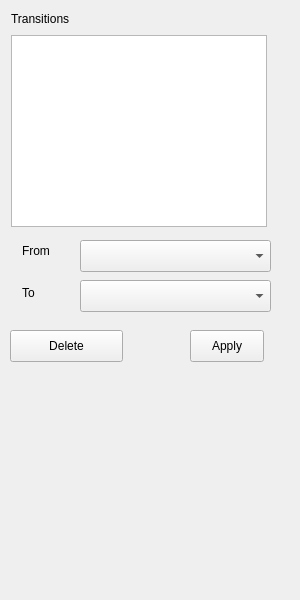
Above: forms/transitionwidget.ui from JuPedSim/jpseditor before the change. Below: the same form after it.
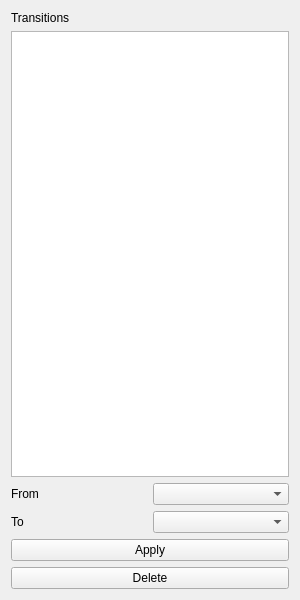
That is the form after the change.

```diff
--- a/forms/transitionwidget.ui
+++ b/forms/transitionwidget.ui
@@ -11,7 +11,7 @@
    </rect>
   </property>
   <property name="sizePolicy">
-   <sizepolicy hsizetype="Minimum" vsizetype="Minimum">
+   <sizepolicy hsizetype="Preferred" vsizetype="Preferred">
     <horstretch>0</horstretch>
     <verstretch>0</verstretch>
    </sizepolicy>
@@ -31,101 +31,60 @@
   <property name="windowTitle">
    <string>Transitions</string>
   </property>
+  <layout class="QVBoxLayout" name="verticalLayout">
+   <item>
   <widget class="QLabel" name="label">
-   <property name="geometry">
-    <rect>
-     <x>11</x>
-     <y>11</y>
-     <width>67</width>
-     <height>16</height>
-    </rect>
-   </property>
    <property name="text">
     <string>Transitions</string>
    </property>
   </widget>
-  <widget class="QListWidget" name="listWidget_transitions">
-   <property name="geometry">
-    <rect>
-     <x>11</x>
-     <y>35</y>
-     <width>256</width>
-     <height>192</height>
-    </rect>
-   </property>
-  </widget>
-  <widget class="QPushButton" name="pushButton_apply">
-   <property name="geometry">
-    <rect>
-     <x>190</x>
-     <y>330</y>
-     <width>74</width>
-     <height>32</height>
-    </rect>
-   </property>
-   <property name="text">
-    <string>Apply</string>
-   </property>
-  </widget>
+   </item>
+   <item>
+    <widget class="QListWidget" name="listWidget_transitions"/>
+   </item>
+   <item>
+    <layout class="QHBoxLayout" name="horizontalLayout">
+     <item>
   <widget class="QLabel" name="label_2">
-   <property name="geometry">
-    <rect>
-     <x>22</x>
-     <y>243</y>
-     <width>31</width>
-     <height>16</height>
-    </rect>
-   </property>
    <property name="text">
     <string>From</string>
    </property>
   </widget>
-  <widget class="QComboBox" name="comboBox_from">
-   <property name="geometry">
-    <rect>
-     <x>80</x>
-     <y>240</y>
-     <width>191</width>
-     <height>32</height>
-    </rect>
-   </property>
-  </widget>
+     </item>
+     <item>
+      <widget class="QComboBox" name="comboBox_from"/>
+     </item>
+    </layout>
+   </item>
+   <item>
+    <layout class="QHBoxLayout" name="horizontalLayout_2">
+     <item>
   <widget class="QLabel" name="label_3">
-   <property name="geometry">
-    <rect>
-     <x>22</x>
-     <y>285</y>
-     <width>16</width>
-     <height>16</height>
-    </rect>
-   </property>
    <property name="text">
     <string>To</string>
    </property>
   </widget>
-  <widget class="QComboBox" name="comboBox_to">
-   <property name="geometry">
-    <rect>
-     <x>80</x>
-     <y>280</y>
-     <width>191</width>
-     <height>32</height>
-    </rect>
-   </property>
-  </widget>
+     </item>
+     <item>
+      <widget class="QComboBox" name="comboBox_to"/>
+     </item>
+    </layout>
+   </item>
+   <item>
+    <widget class="QPushButton" name="pushButton_apply">
+     <property name="text">
+      <string>Apply</string>
+     </property>
+    </widget>
+   </item>
+   <item>
   <widget class="QPushButton" name="pushButton_delete">
-   <property name="geometry">
-    <rect>
-     <x>10</x>
-     <y>330</y>
-     <width>113</width>
-     <height>32</height>
-    </rect>
-   </property>
    <property name="text">
     <string>Delete</string>
    </property>
   </widget>
+   </item>
+  </layout>
  </widget>
  <resources/>
  <connections/>
```
Lines whose indentation alone changed are shown as unchanged.
